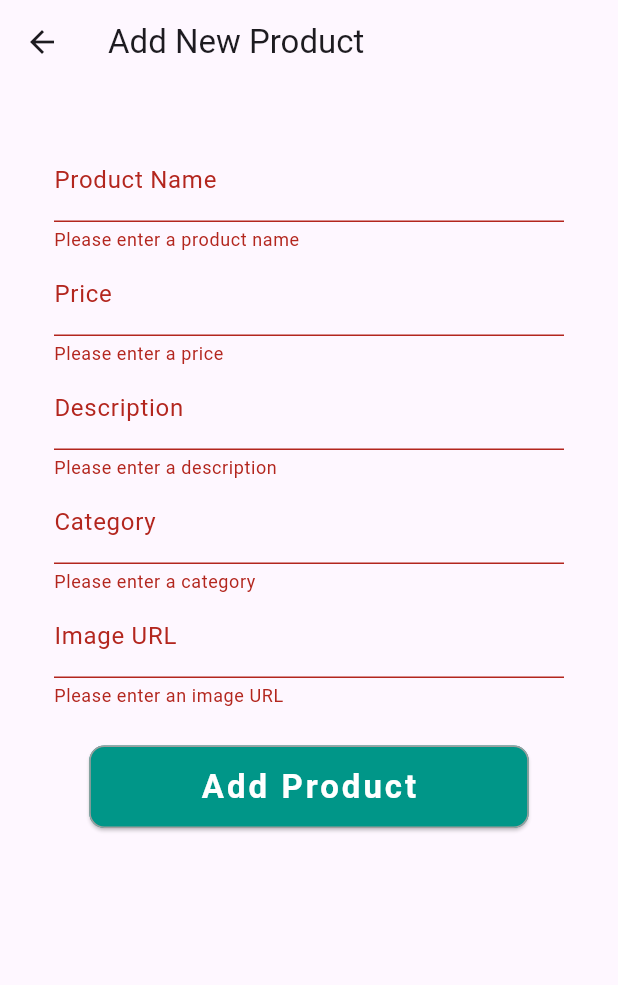
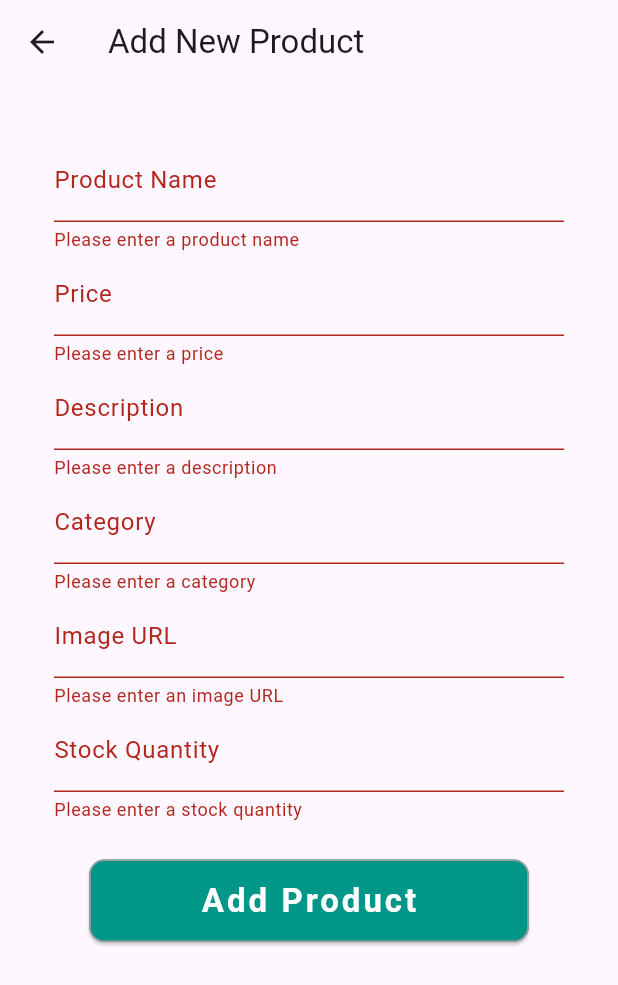
Before and after one commit to Mohamed-Hussien10/Nahdi_App, a Flutter app: the AddProductPage screen opened directly, after a tap on "Add Product", on a phone screen of 412 x 824 dp. Shown: the top 985 px of the screen. Run offline on Flutter 3.47's test engine with Material 3 defaults, Android fonts, the phone set to English and light mode, and no system bars; our stand-ins replace cloud_firestore, file_picker, firebase_auth, firebase_core, permission_handler, shared_preferences; accounts and stored records are empty.

Commit message:
order_stock

```diff
--- a/lib/admin/add_product_page.dart
+++ b/lib/admin/add_product_page.dart
@@ -15,6 +15,7 @@ class _AddProductPageState extends State<AddProductPage> {
   String description = '';
   String category = '';
   String imageUrl = '';
+  int stock = 0; // Added stock field
   bool isLoading = false;
 
   @override
@@ -97,6 +98,25 @@ class _AddProductPageState extends State<AddProductPage> {
                     return null;
                   },
                 ),
+                // New Stock Quantity Field
+                TextFormField(
+                  decoration: const InputDecoration(
+                      labelText: 'Stock Quantity',
+                      hintText: 'Enter product\'s stock quantity'),
+                  keyboardType: TextInputType.number,
+                  onChanged: (val) {
+                    setState(() => stock = int.tryParse(val) ?? 0);
+                  },
+                  validator: (val) {
+                    if (val == null || val.isEmpty) {
+                      return 'Please enter a stock quantity';
+                    }
+                    if (int.tryParse(val) == null) {
+                      return 'Please enter a valid stock quantity';
+                    }
+                    return null;
+                  },
+                ),
                 const SizedBox(height: 25),
                 ElevatedButton(
                   onPressed: isLoading
@@ -166,6 +186,7 @@ class _AddProductPageState extends State<AddProductPage> {
       'description': description,
       'category': category,
       'image_url': imageUrl,
+      'stock': stock, // Save stock quantity
     });
     ScaffoldMessenger.of(context)
         .showSnackBar(const SnackBar(content: Text('Product Added')));
--- a/lib/admin/product_card.dart
+++ b/lib/admin/product_card.dart
@@ -38,7 +38,7 @@ Widget productCard(BuildContext context, String title, String imagePath,
         crossAxisAlignment: CrossAxisAlignment.center,
         children: [
           const SizedBox(height: 10),
-          Image.network(imagePath, height: 100, fit: BoxFit.cover),
+          Image.network(imagePath, height: 75, fit: BoxFit.cover),
           const SizedBox(height: 10),
           Text(
             title,
```
Also changed, not shown: lib/admin/customers_orders.dart (+55 -22 lines).
